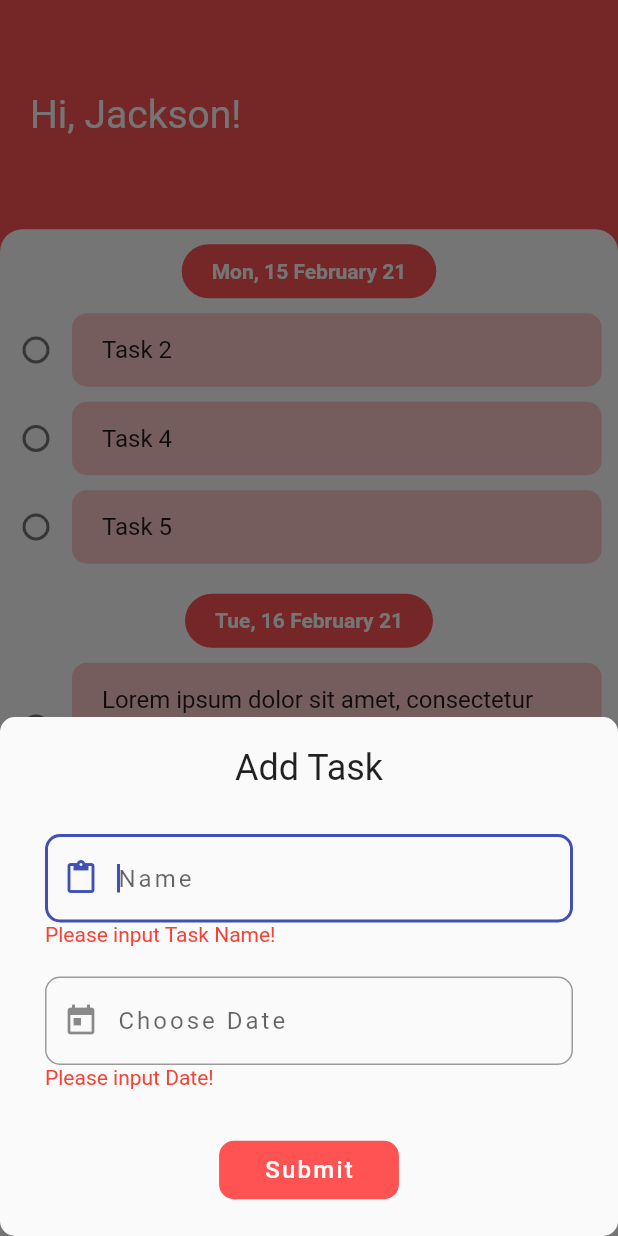
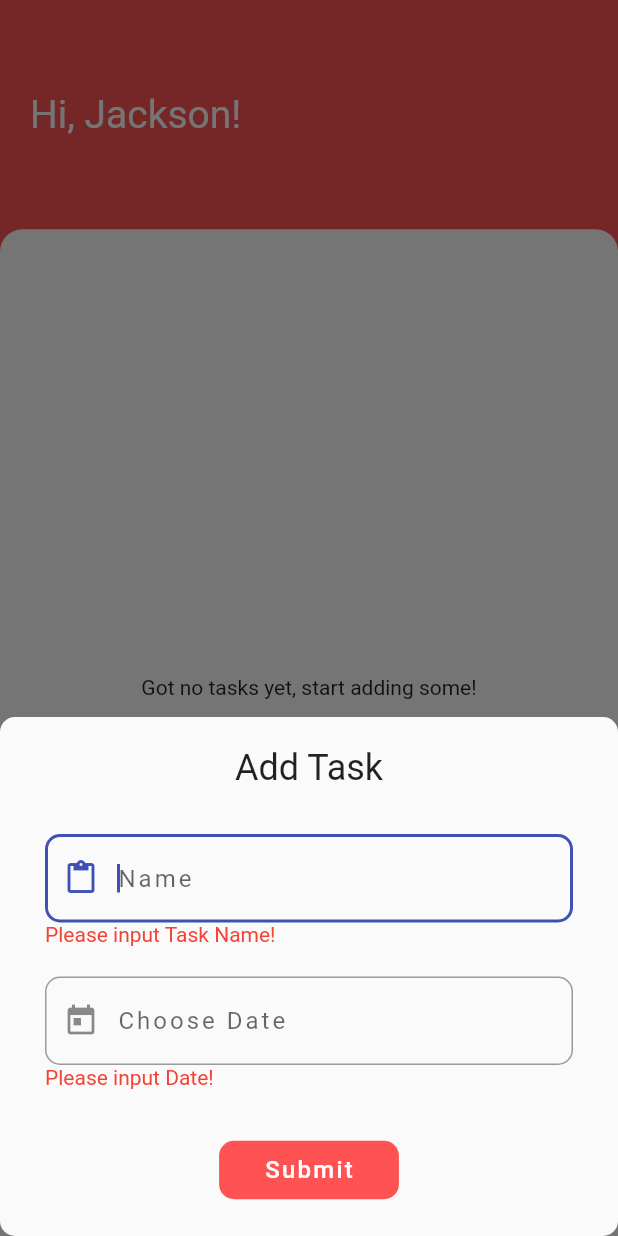
Before and after one commit to jacksonsuciadyy/todoeyid, a Flutter app: the screen it shows after launch, item 2 of the bottom bar chosen, after a tap on "Submit", on a phone screen of 412 x 824 dp. Run offline on Flutter 3.47's test engine with Material 2 defaults, Android fonts, the phone set to English and light mode, and no system bars; our stand-ins replace circular_check_box, sqflite; accounts and stored records are empty.

Commit message:
Update 2021-02-15

```diff
--- /dev/null
+++ b/lib/helpers/dbHelper.dart
@@ -0,0 +1,72 @@
+import 'package:sqflite/sqflite.dart' as sql;
+import 'package:path/path.dart' as path;
+import 'package:sqflite/sqlite_api.dart';
+import 'package:todoeyid/models/tasks.dart';
+
+class DBHelper {
+  static Future<Database> databaseTasks() async {
+    final dbPath = await sql.getDatabasesPath();
+    return sql.openDatabase(
+      // path.join is going to find is there any DB in the 'Phone Storage' & automatically create a new DB if it didn't find any DB with the name that you've specified below
+      path.join(dbPath, 'tasks.db'),
+      onCreate: (db, version) {
+        return db.execute(
+            'CREATE TABLE tasks(taskID TEXT PRIMARY KEY, name TEXT, taskDate DATETIME, isDone INTEGER Default 0)');
+      },
+      version: 1,
+    );
+  }
+
+  static Future<Database> databaseSettings() async {
+    final dbPath = await sql.getDatabasesPath();
+    return sql.openDatabase(
+      // path.join is going to find is there any DB in the 'Phone Storage' & automatically create a new DB if it didn't find any DB with the name that you've specified below
+      path.join(dbPath, 'settings.db'),
+      onCreate: (db, version) {
+        return db.execute(
+            'CREATE TABLE settings(ProfileName TEXT PRIMARY KEY, isDarkMode INTEGER Default 0)');
+      },
+      version: 1,
+    );
+  }
+
+  static Future<void> insertData(String table, Map<String, Object> data) async {
+    // Insert Data
+    final db = table == "tasks"
+        ? await DBHelper.databaseTasks()
+        : await DBHelper.databaseSettings();
+    db.insert(
+      table,
+      data,
+      conflictAlgorithm: sql.ConflictAlgorithm.replace,
+    );
+  }
+
+  static Future<List<Map<String, dynamic>>> getTasksData(String table) async {
+    // Fetch Data
+    final db = await DBHelper.databaseTasks();
+    return db.query(table);
+  }
+
+  static Future<List<Map<String, dynamic>>> getTasksDataWithDate(
+      String table, DateTime taskDate) async {
+    // Fetch Data
+    final db = await DBHelper.databaseTasks();
+    return db.query(table, where: 'taskDate = ?', whereArgs: [taskDate]);
+  }
+
+  static Future<void> updateData(String table, Task task) async {
+    final db = table == "tasks"
+        ? await DBHelper.databaseTasks()
+        : await DBHelper.databaseSettings();
+    db.update(table, task.toMap(),
+        where: 'taskID = ?', whereArgs: [task.taskID]);
+  }
+
+  static Future<void> deleteData(String table, String taskID) async {
+    final db = table == "tasks"
+        ? await DBHelper.databaseTasks()
+        : await DBHelper.databaseSettings();
+    db.delete(table, where: 'taskID = ?', whereArgs: [taskID]);
+  }
+}
--- a/lib/models/tasks.dart
+++ b/lib/models/tasks.dart
@@ -1,13 +1,27 @@
-import "package:collection/collection.dart";
 import 'package:flutter/material.dart';
 import 'package:intl/intl.dart';
 import 'package:uuid/uuid.dart';
+
+import '../helpers/dbHelper.dart';
 
 class Task {
   String taskID;
   String name;
   DateTime taskDate;
   bool isDone;
+
+  Map<String, dynamic> toMap() {
+    var map = <String, dynamic>{
+      'taskID': taskID,
+      'name': name,
+      'taskDate': taskDate,
+      'isDone': isDone ? 1 : 0
+    };
+    if (taskID != null) {
+      map['taskID'] = taskID;
+    }
+    return map;
+  }
 
   Task({
     @required this.taskID,
@@ -49,7 +63,19 @@ class Tasks extends ChangeNotifier {
 
   List<String> _dates = [];
 
-  List<String> getDates() {
+  Future<List<String>> getDates() async {
+    final dataList = await DBHelper.getTasksData('tasks');
+    _tasks = dataList
+        .map(
+          (item) => Task(
+            taskID: item['id'],
+            name: item['title'],
+            taskDate: item['taskDate'],
+            isDone: item['isDone'],
+          ),
+        )
+        .toList();
+
     _tasks.sort((a, b) => a.taskDate.compareTo(b.taskDate));
 
     _dates.clear();
@@ -73,50 +99,82 @@ class Tasks extends ChangeNotifier {
     // });
   }
 
-  List<Task> get tasks {
-    // _tasks.sort((a, b) => b.taskDate.compareTo(a.taskDate));
-    return [..._tasks];
+  List<String> get tasksdate {
+    return [..._dates];
   }
 
-  List<Task> getTasksWithDate(String taskDate) {
-    return [
-      ..._tasks.where((task) =>
-          DateFormat('EEE, dd MMMM yy', 'en_US').format(task.taskDate) ==
-          taskDate)
-    ];
+  // List<Task> get tasks {
+  //   // _tasks.sort((a, b) => b.taskDate.compareTo(a.taskDate));
+  //   return [..._tasks];
+  // }
+
+  Future<List<Task>> getTasksWithDate(String taskDate) async {
+    final dataList = await DBHelper.getTasksDataWithDate(
+        'tasks', DateFormat('EEE, dd MMMM yy', 'en_US').parse(taskDate));
+    _tasks = dataList
+        .map(
+          (item) => Task(
+            taskID: item['id'],
+            name: item['title'],
+            taskDate: item['taskDate'],
+            isDone: item['isDone'],
+          ),
+        )
+        .toList();
+    return [..._tasks];
   }
 
   int get length {
     return _tasks.length;
   }
 
-  void addTask(Task task) {
+  // void addTask(Task task) {
+  //   _tasks.add(task);
+  //   notifyListeners();
+  // }
+
+  Future<void> addTask(Task task) async {
     _tasks.add(task);
     notifyListeners();
+    DBHelper.insertData('tasks', {
+      'taskID': task.taskID,
+      'name': task.name,
+      'taskDate': task.taskDate,
+      'isDone': task.isDone,
+      // 'isDone': task.isDone ? 1 : 0,
+    });
   }
 
-  void deleteTaskFromDate(String taskDate) {
+  Future<void> deleteTaskFromDate(String taskDate) async {
     List<Task> tasksToDelete = [
-      ...tasks.where((task) =>
+      ..._tasks.where((task) =>
           DateFormat('EEE, dd MMMM yy', 'en_US').format(task.taskDate) ==
           taskDate)
     ];
     for (var task in tasksToDelete) {
       _tasks.remove(task);
+      DBHelper.deleteData('tasks', task.taskID);
     }
     notifyListeners();
   }
 
-  void deleteTask(String taskID) {
-    int indexToDelete = _tasks.indexWhere((task) => task.taskID == taskID);
-    _tasks.removeAt(indexToDelete);
-    notifyListeners();
-  }
+  // void deleteTask(String taskID) {
+  //   int indexToDelete = _tasks.indexWhere((task) => task.taskID == taskID);
+  //   _tasks.removeAt(indexToDelete);
+  //   notifyListeners();
+  // }
 
   void updateTask(String taskID) {
     int indexToUpdate = _tasks.indexWhere((task) => task.taskID == taskID);
     Task oldTask = _tasks[indexToUpdate];
     oldTask.isDone = !oldTask.isDone;
     notifyListeners();
+    // DBHelper.insertData('tasks', {
+    //   'taskID': task.taskID,
+    //   'name': task.name,
+    //   'taskDate': task.taskDate,
+    //   'isDone': task.isDone,
+    //   // 'isDone': task.isDone ? 1 : 0,
+    // });
   }
 }
--- a/lib/screens/tasksDateScreen.dart
+++ b/lib/screens/tasksDateScreen.dart
@@ -9,23 +9,44 @@ class TasksDateScreen extends StatefulWidget {
 }
 
 class _TasksDateScreenState extends State<TasksDateScreen> {
-  List<Widget> _tasksData(BuildContext context, String dateTime) {
-    List<Widget> tasks = [];
-    var tasksData = Provider.of<Tasks>(context).getTasksWithDate(dateTime);
-    for (var task in tasksData) {
-      tasks.add(
-        TaskTile(
-          name: task.name,
-          taskDate: task.taskDate,
-          isDone: task.isDone,
-          checkboxCallback: (bool checkboxState) {
-            Provider.of<Tasks>(context, listen: false).updateTask(task.taskID);
-          },
-        ),
-      );
+  List<String> _tasksDate = [];
+  List<Task> _tasks = [];
+  bool _isInit = true;
+
+  // List<Widget> _tasksData(BuildContext context, String dateTime) {
+  //   // List<Widget> tasks = [];
+  //   var tasksData = Provider.of<Tasks>(context).getTasksWithDate(dateTime);
+  //   for (var task in tasksData) {
+  //     tasks.add(
+  //       TaskTile(
+  //         name: task.name,
+  //         taskDate: task.taskDate,
+  //         isDone: task.isDone,
+  //         checkboxCallback: (bool checkboxState) {
+  //           Provider.of<Tasks>(context, listen: false).updateTask(task.taskID);
+  //         },
+  //       ),
+  //     );
+  //   }
+
+  //   return tasks;
+  // }
+
+  void getTasksDateFromDB() async {
+    _tasksDate = await Provider.of<Tasks>(context).getDates();
+  }
+
+  void getTasksFromDB(String taskDate) async {
+    _tasks = await Provider.of<Tasks>(context).getTasksWithDate(taskDate);
+  }
+
+  @override
+  void didChangeDependencies() {
+    super.didChangeDependencies();
+    if (_isInit) {
+      _isInit = false;
+      getTasksDateFromDB();
     }
-
-    return tasks;
   }
 
   showAlertDialog(BuildContext context, String taskDate) {
@@ -95,43 +116,72 @@ class _TasksDateScreenState extends State<TasksDateScreen> {
     );
   }
 
+  // @override
+  // Widget build(BuildContext context) {
+  //   // List<String> _tasksDate = Provider.of<Tasks>(context).getDates();
+  //   return ListView.builder(
+  //     itemCount: _tasksDate.length,
+  //     itemBuilder: (context, i) {
+  //       return Column(
+  //         children: [
+  //           Center(
+  //             child: InkWell(
+  //               onTap: () {
+  //                 showAlertDialog(context, _tasksDate[i]);
+  //               },
+  //               child: Container(
+  //                 decoration: BoxDecoration(
+  //                     color: Theme.of(context).primaryColor,
+  //                     borderRadius: BorderRadius.circular(20)),
+  //                 padding:
+  //                     EdgeInsets.symmetric(horizontal: 20.0, vertical: 10.0),
+  //                 margin: EdgeInsets.symmetric(vertical: 10.0),
+  //                 child: Text(
+  //                   _tasksDate[i],
+  //                   style: new TextStyle(
+  //                     fontSize: 14.0,
+  //                     fontWeight: FontWeight.bold,
+  //                     color: Colors.white,
+  //                   ),
+  //                 ),
+  //               ),
+  //             ),
+  //           ),
+  //           Column(
+  //             children: _tasksData(context, _tasksDate[i]),
+  //           )
+  //         ],
+  //       );
+  //     },
+  //   );
+  // }
+
   @override
   Widget build(BuildContext context) {
-    List<String> _tasksDate = Provider.of<Tasks>(context).getDates();
-    return ListView.builder(
-      itemCount: _tasksDate.length,
-      itemBuilder: (context, i) {
-        return Column(
-          children: [
-            Center(
-              child: InkWell(
-                onTap: () {
-                  showAlertDialog(context, _tasksDate[i]);
-                },
-                child: Container(
-                  decoration: BoxDecoration(
-                      color: Theme.of(context).primaryColor,
-                      borderRadius: BorderRadius.circular(20)),
-                  padding:
-                      EdgeInsets.symmetric(horizontal: 20.0, vertical: 10.0),
-                  margin: EdgeInsets.symmetric(vertical: 10.0),
-                  child: Text(
-                    _tasksDate[i],
-                    style: new TextStyle(
-                      fontSize: 14.0,
-                      fontWeight: FontWeight.bold,
-                      color: Colors.white,
+    // List<String> _tasksDate = Provider.of<Tasks>(context).getDates();
+    return FutureBuilder(
+      future: Provider.of<Tasks>(context, listen: false).getDates(),
+      builder: (ctx, ss) => ss.connectionState == ConnectionState.waiting
+          ? Center(
+              child: CircularProgressIndicator(),
+            )
+          : Consumer<Tasks>(
+              child: Center(
+                child: Text('Got no tasks yet, start adding some!'),
+              ),
+              builder: (ctx, tasks, ch) => tasks.tasksdate.length <= 0
+                  ? ch
+                  : FutureBuilder(
+                      future:
+                          Provider.of<Tasks>(context, listen: false).getDates(),
+                      builder: (ctx, ss) =>
+                          ss.connectionState == ConnectionState.waiting
+                              ? Center(
+                                  child: CircularProgressIndicator(),
+                                )
+                              : Text(''),
                     ),
-                  ),
-                ),
-              ),
             ),
-            Column(
-              children: _tasksData(context, _tasksDate[i]),
-            )
-          ],
-        );
-      },
     );
   }
 }
--- a/lib/widgets/tasksList.dart
+++ /dev/null
@@ -1,60 +0,0 @@
-import 'package:flutter/material.dart';
-import 'package:provider/provider.dart';
-import 'package:todoeyid/models/tasks.dart';
-import 'package:todoeyid/widgets/taskTile.dart';
-
-class TasksList extends StatelessWidget {
-  // List<Task> tasks = [
-  //   Task(name: 'Task 1'),
-  //   Task(name: 'Task 2'),
-  //   Task(name: 'Task 3'),
-  // ];
-
-  // @override
-  // Widget build(BuildContext context) {
-  //   return Consumer<Tasks>(
-  //     builder: (ctx, tasksData, _) => Container(
-  //       child: Center(
-  //         child: ListView.builder(
-  //           itemCount: tasksData.length,
-  //           itemBuilder: (ctx, i) {
-  //             final task = tasksData.tasks[i];
-  //             return TaskTile(
-  //               name: task.name,
-  //               taskDate: task.taskDate,
-  //               isDone: task.isDone,
-  //               checkboxCallback: (bool checkboxState) {
-  //                 tasksData.updateTask(task.taskID);
-  //               },
-  //             );
-  //           },
-  //         ),
-  //       ),
-  //     ),
-  //   );
-  // }
-
-  @override
-  Widget build(BuildContext context) {
-    return Consumer<Tasks>(
-      builder: (ctx, tasksData, _) => Container(
-        child: Expanded(
-          child: ListView.builder(
-            itemCount: tasksData.length,
-            itemBuilder: (ctx, i) {
-              final task = tasksData.tasks[i];
-              return TaskTile(
-                name: task.name,
-                taskDate: task.taskDate,
-                isDone: task.isDone,
-                checkboxCallback: (bool checkboxState) {
-                  tasksData.updateTask(task.taskID);
-                },
-              );
-            },
-          ),
-        ),
-      ),
-    );
-  }
-}
--- a/pubspec.yaml
+++ b/pubspec.yaml
@@ -16,6 +16,8 @@ dependencies:
   intl: ^0.16.1
   provider: ^4.3.3
   uuid: ^2.2.2
+  sqflite: ^1.3.2+3
+  path: ^1.7.0
 
 dev_dependencies:
   flutter_test:
```
Also changed, not shown: lib/screens/addTaskScreen2.dart (deleted, +0 -179 lines), pubspec.lock.
